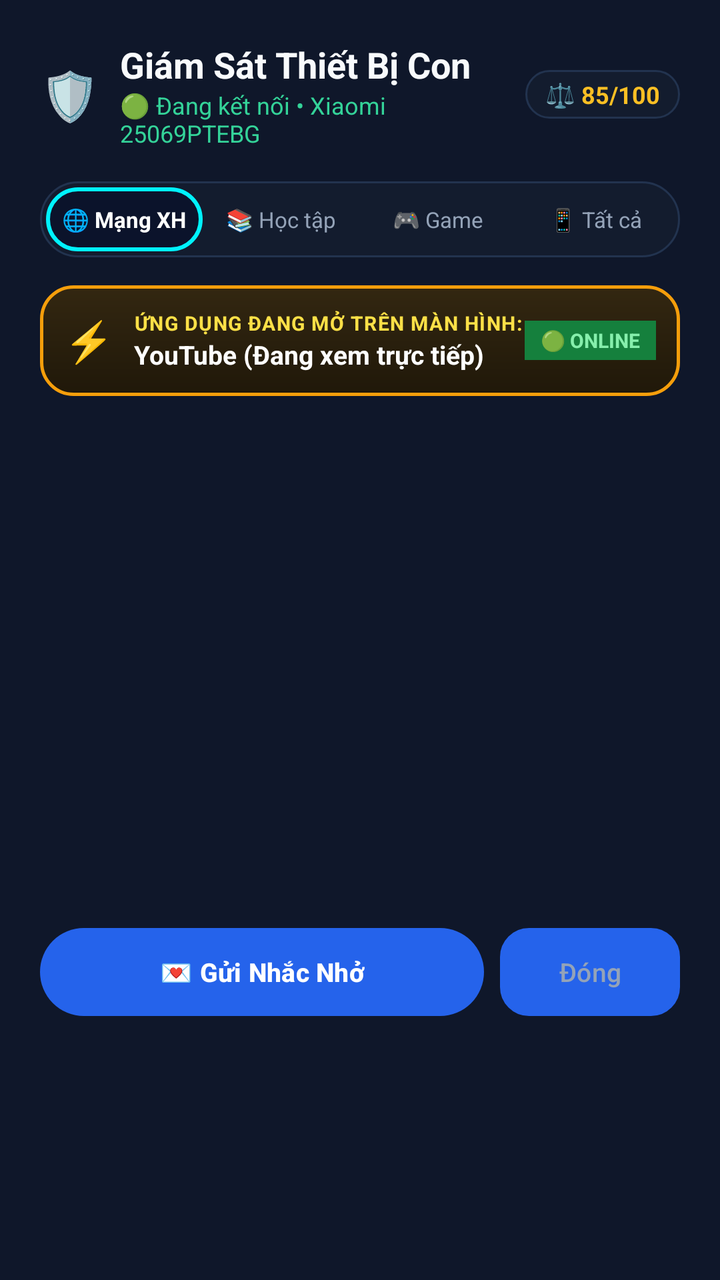
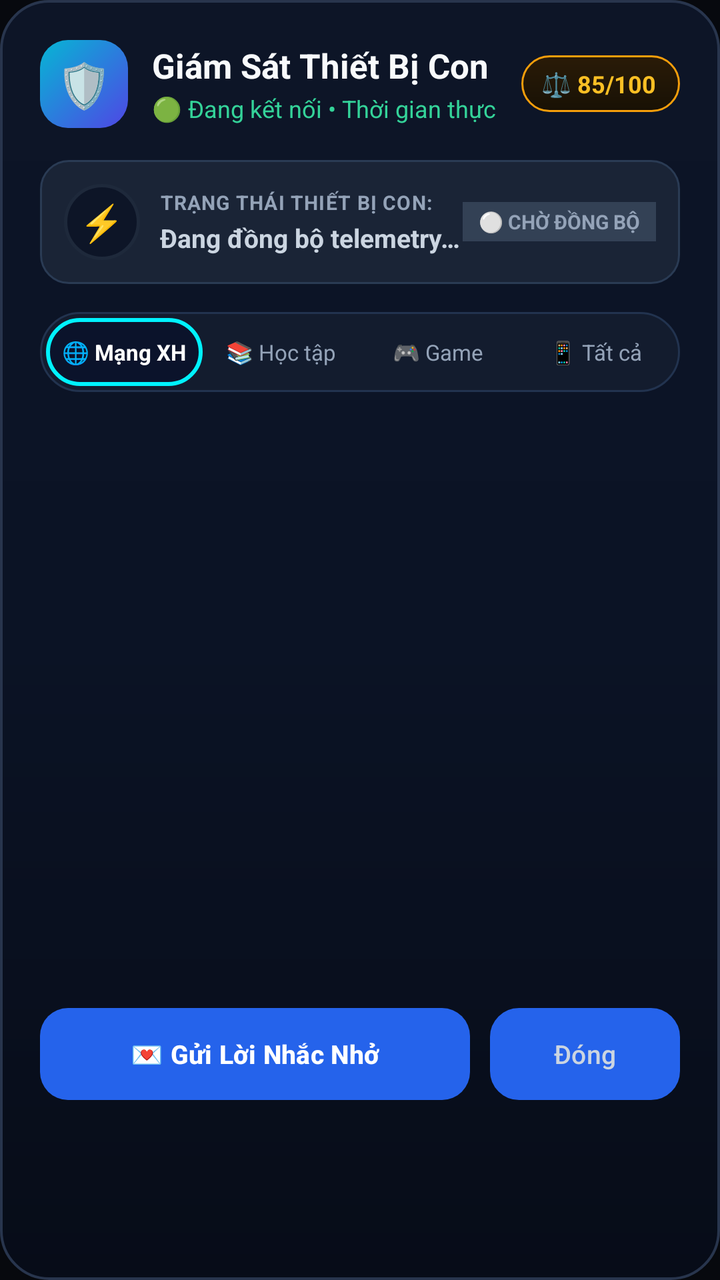

An Android layout rendered at two revisions. The XML below is the earlier revision; the diff shows what the commit changed to produce the second picture.
<!-- AndroidManifest.xml: application theme Theme.Material3.DayNight.NoActionBar -->
<!-- res/layout/dialog_child_companion.xml -->
<?xml version="1.0" encoding="utf-8"?>
<LinearLayout xmlns:android="http://schemas.android.com/apk/res/android"
    android:layout_width="match_parent"
    android:layout_height="wrap_content"
    android:orientation="vertical"
    android:background="#0F172A"
    android:padding="20dp">

    
    <LinearLayout
        android:layout_width="match_parent"
        android:layout_height="wrap_content"
        android:orientation="horizontal"
        android:gravity="center_vertical"
        android:layout_marginBottom="16dp">

        <TextView
            android:layout_width="wrap_content"
            android:layout_height="wrap_content"
            android:text="🛡️"
            android:textSize="24sp"
            android:layout_marginEnd="10dp" />

        <LinearLayout
            android:layout_width="0dp"
            android:layout_height="wrap_content"
            android:layout_weight="1"
            android:orientation="vertical">

            <TextView
                android:id="@+id/tvDialogChildTitle"
                android:layout_width="wrap_content"
                android:layout_height="wrap_content"
                android:text="Giám Sát Thiết Bị Con"
                android:textColor="#F8FAFC"
                android:textSize="18sp"
                android:textStyle="bold" />

            <TextView
                android:id="@+id/tvDialogChildSubtitle"
                android:layout_width="wrap_content"
                android:layout_height="wrap_content"
                android:text="🟢 Đang kết nối • Xiaomi 25069PTEBG"
                android:textColor="#34D399"
                android:textSize="12sp" />
        </LinearLayout>

        <TextView
            android:id="@+id/tvDialogBalanceScore"
            android:layout_width="wrap_content"
            android:layout_height="wrap_content"
            android:background="@drawable/bg_tab_container"
            android:paddingLeft="10dp"
            android:paddingRight="10dp"
            android:paddingTop="4dp"
            android:paddingBottom="4dp"
            android:text="⚖️ 85/100"
            android:textColor="#FBBF24"
            android:textSize="12sp"
            android:textStyle="bold" />
    </LinearLayout>

    
    <LinearLayout
        android:layout_width="match_parent"
        android:layout_height="38dp"
        android:background="@drawable/bg_tab_container"
        android:orientation="horizontal"
        android:padding="3dp"
        android:layout_marginBottom="14dp">

        <TextView
            android:id="@+id/tabDialogSocial"
            android:layout_width="0dp"
            android:layout_height="match_parent"
            android:layout_weight="1"
            android:background="@drawable/bg_tab_active"
            android:gravity="center"
            android:singleLine="true"
            android:ellipsize="end"
            android:text="🌐 Mạng XH"
            android:textColor="#FFFFFF"
            android:textSize="11sp"
            android:textStyle="bold"
            android:clickable="true"
            android:focusable="true" />

        <TextView
            android:id="@+id/tabDialogStudy"
            android:layout_width="0dp"
            android:layout_height="match_parent"
            android:layout_weight="1"
            android:background="@drawable/bg_tab_inactive"
            android:gravity="center"
            android:singleLine="true"
            android:ellipsize="end"
            android:text="📚 Học tập"
            android:textColor="#94A3B8"
            android:textSize="11sp"
            android:clickable="true"
            android:focusable="true" />

        <TextView
            android:id="@+id/tabDialogGame"
            android:layout_width="0dp"
            android:layout_height="match_parent"
            android:layout_weight="1"
            android:background="@drawable/bg_tab_inactive"
            android:gravity="center"
            android:singleLine="true"
            android:ellipsize="end"
            android:text="🎮 Game"
            android:textColor="#94A3B8"
            android:textSize="11sp"
            android:clickable="true"
            android:focusable="true" />

        <TextView
            android:id="@+id/tabDialogAll"
            android:layout_width="0dp"
            android:layout_height="match_parent"
            android:layout_weight="1"
            android:background="@drawable/bg_tab_inactive"
            android:gravity="center"
            android:singleLine="true"
            android:ellipsize="end"
            android:text="📱 Tất cả"
            android:textColor="#94A3B8"
            android:textSize="11sp"
            android:clickable="true"
            android:focusable="true" />
    </LinearLayout>

    
    <LinearLayout
        android:id="@+id/layoutDialogActiveAppBanner"
        android:layout_width="match_parent"
        android:layout_height="wrap_content"
        android:background="@drawable/bg_gold_card"
        android:orientation="horizontal"
        android:gravity="center_vertical"
        android:padding="12dp"
        android:layout_marginBottom="12dp">

        <TextView
            android:id="@+id/tvActiveAppIcon"
            android:layout_width="wrap_content"
            android:layout_height="wrap_content"
            android:text="⚡"
            android:textSize="20sp"
            android:layout_marginEnd="10dp" />

        <LinearLayout
            android:layout_width="0dp"
            android:layout_height="wrap_content"
            android:layout_weight="1"
            android:orientation="vertical">

            <TextView
                android:id="@+id/tvActiveAppTitle"
                android:layout_width="wrap_content"
                android:layout_height="wrap_content"
                android:text="ỨNG DỤNG ĐANG MỞ TRÊN MÀN HÌNH:"
                android:textColor="#FDE047"
                android:textSize="10sp"
                android:textStyle="bold"
                android:letterSpacing="0.05" />

            <TextView
                android:id="@+id/tvActiveAppName"
                android:layout_width="wrap_content"
                android:layout_height="wrap_content"
                android:text="YouTube (Đang xem trực tiếp)"
                android:textColor="#FFFFFF"
                android:textSize="13sp"
                android:textStyle="bold" />
        </LinearLayout>

        <TextView
            android:id="@+id/tvActiveAppLiveBadge"
            android:layout_width="wrap_content"
            android:layout_height="wrap_content"
            android:background="#15803D"
            android:textColor="#86EFAC"
            android:textSize="10sp"
            android:textStyle="bold"
            android:paddingLeft="8dp"
            android:paddingRight="8dp"
            android:paddingTop="3dp"
            android:paddingBottom="3dp"
            android:text="🟢 ONLINE" />
    </LinearLayout>

    
    <ScrollView
        android:layout_width="match_parent"
        android:layout_height="240dp"
        android:fillViewport="true"
        android:scrollbars="vertical"
        android:layout_marginBottom="14dp">

        <LinearLayout
            android:layout_width="match_parent"
            android:layout_height="wrap_content"
            android:orientation="vertical">

            <LinearLayout
                android:id="@+id/layoutDialogAppListContainer"
                android:layout_width="match_parent"
                android:layout_height="wrap_content"
                android:orientation="vertical" />

            
            <LinearLayout
                android:id="@+id/layoutDialogEmptyState"
                android:layout_width="match_parent"
                android:layout_height="wrap_content"
                android:orientation="vertical"
                android:gravity="center"
                android:paddingTop="32dp"
                android:paddingBottom="32dp"
                android:paddingLeft="16dp"
                android:paddingRight="16dp"
                android:visibility="gone">

                <TextView
                    android:id="@+id/tvDialogEmptyIcon"
                    android:layout_width="wrap_content"
                    android:layout_height="wrap_content"
                    android:text="☕"
                    android:textSize="36sp"
                    android:layout_marginBottom="8dp" />

                <TextView
                    android:id="@+id/tvDialogEmptyTitle"
                    android:layout_width="wrap_content"
                    android:layout_height="wrap_content"
                    android:text="Chưa có hoạt động trong nhóm này"
                    android:textColor="#F8FAFC"
                    android:textSize="13sp"
                    android:textStyle="bold"
                    android:gravity="center"
                    android:layout_marginBottom="4dp" />

                <TextView
                    android:id="@+id/tvDialogEmptyDesc"
                    android:layout_width="wrap_content"
                    android:layout_height="wrap_content"
                    android:text="Thiết bị con chưa mở ứng dụng thuộc danh mục này hôm nay."
                    android:textColor="#94A3B8"
                    android:textSize="11sp"
                    android:gravity="center"
                    android:layout_marginBottom="12dp" />

                <TextView
                    android:id="@+id/btnDialogViewAllApps"
                    android:layout_width="wrap_content"
                    android:layout_height="wrap_content"
                    android:background="@drawable/bg_tab_container"
                    android:paddingLeft="14dp"
                    android:paddingRight="14dp"
                    android:paddingTop="6dp"
                    android:paddingBottom="6dp"
                    android:text="📱 Xem tất cả ứng dụng"
                    android:textColor="#38BDF8"
                    android:textSize="11sp"
                    android:textStyle="bold"
                    android:clickable="true"
                    android:focusable="true" />
            </LinearLayout>
        </LinearLayout>
    </ScrollView>

    
    <LinearLayout
        android:layout_width="match_parent"
        android:layout_height="wrap_content"
        android:orientation="horizontal">

        <Button
            android:id="@+id/btnDialogSendMessage"
            android:layout_width="0dp"
            android:layout_height="44dp"
            android:layout_weight="1"
            android:background="@drawable/bg_pill_button"
            android:text="💌 Gửi Nhắc Nhở"
            android:textColor="#FFFFFF"
            android:textSize="13sp"
            android:textStyle="bold"
            android:layout_marginEnd="8dp" />

        <Button
            android:id="@+id/btnDialogClose"
            android:layout_width="90dp"
            android:layout_height="44dp"
            android:background="@drawable/bg_device_card"
            android:text="Đóng"
            android:textColor="#94A3B8"
            android:textSize="13sp" />
    </LinearLayout>
</LinearLayout>
<!-- resources referenced by this layout -->
<resources>
  <!-- drawable bg_device_card (drawable) -->
  <?xml version="1.0" encoding="utf-8"?>
  <shape xmlns:android="http://schemas.android.com/apk/res/android"
      android:shape="rectangle">
      <solid android:color="#1A2436" />
      <stroke android:width="1dp" android:color="#2A3B54" />
      <corners android:radius="14dp" />
  </shape>
  <!-- drawable bg_gold_card (drawable) -->
  <?xml version="1.0" encoding="utf-8"?>
  <shape xmlns:android="http://schemas.android.com/apk/res/android"
      android:shape="rectangle">
      <gradient
          android:startColor="#332711"
          android:endColor="#201809"
          android:angle="270" />
      <stroke android:width="1.5dp" android:color="#F59E0B" />
      <corners android:radius="16dp" />
  </shape>
  <!-- drawable bg_pill_button (drawable) -->
  <?xml version="1.0" encoding="utf-8"?>
  <ripple xmlns:android="http://schemas.android.com/apk/res/android"
      android:color="#E0F2FE">
      <item>
          <shape android:shape="rectangle">
              <gradient
                  android:startColor="#0284C7"
                  android:endColor="#2563EB"
                  android:angle="0" />
              <corners android:radius="26dp" />
          </shape>
      </item>
  </ripple>
  <!-- drawable bg_tab_active (drawable) -->
  <?xml version="1.0" encoding="utf-8"?>
  <shape xmlns:android="http://schemas.android.com/apk/res/android"
      android:shape="rectangle">
      <solid android:color="#0B132B" />
      <stroke android:width="2dp" android:color="#00F2FE" />
      <corners android:radius="24dp" />
  </shape>
  <!-- drawable bg_tab_container (drawable) -->
  <?xml version="1.0" encoding="utf-8"?>
  <shape xmlns:android="http://schemas.android.com/apk/res/android"
      android:shape="rectangle">
      <solid android:color="#131C2E" />
      <stroke android:width="1dp" android:color="#22334F" />
      <corners android:radius="24dp" />
  </shape>
  <!-- drawable bg_tab_inactive (drawable) -->
  <?xml version="1.0" encoding="utf-8"?>
  <shape xmlns:android="http://schemas.android.com/apk/res/android"
      android:shape="rectangle">
      <solid android:color="@android:color/transparent" />
      <corners android:radius="20dp" />
  </shape>
  <color name="primary">#2563EB</color>
  <color name="on_primary">#FFFFFF</color>
  <color name="background">#07090E</color>
  <!-- unchanged entries left out for length: 1 -->
</resources>

<!-- the commit's change to res/layout/dialog_child_companion.xml (unified diff, before → after) -->
@@ -3,7 +3,7 @@
     android:layout_width="match_parent"
     android:layout_height="wrap_content"
     android:orientation="vertical"
-    android:background="#0F172A"
+    android:background="@drawable/bg_dialog_modern"
     android:padding="20dp">
 
     
@@ -14,13 +14,22 @@
         android:gravity="center_vertical"
         android:layout_marginBottom="16dp">
 
-        <TextView
-            android:layout_width="wrap_content"
-            android:layout_height="wrap_content"
-            android:text="🛡️"
-            android:textSize="24sp"
-            android:layout_marginEnd="10dp" />
-
+        
+        <FrameLayout
+            android:layout_width="44dp"
+            android:layout_height="44dp"
+            android:background="@drawable/bg_avatar_squircle"
+            android:layout_marginEnd="12dp">
+
+            <TextView
+                android:layout_width="wrap_content"
+                android:layout_height="wrap_content"
+                android:layout_gravity="center"
+                android:text="🛡️"
+                android:textSize="22sp" />
+        </FrameLayout>
+
+        
         <LinearLayout
             android:layout_width="0dp"
             android:layout_height="wrap_content"
@@ -33,41 +42,123 @@
                 android:layout_height="wrap_content"
                 android:text="Giám Sát Thiết Bị Con"
                 android:textColor="#F8FAFC"
-                android:textSize="18sp"
+                android:textSize="17sp"
+                android:textStyle="bold"
+                android:singleLine="true"
+                android:ellipsize="end" />
+
+            <TextView
+                android:id="@+id/tvDialogChildSubtitle"
+                android:layout_width="wrap_content"
+                android:layout_height="wrap_content"
+                android:text="🟢 Đang kết nối • Thời gian thực"
+                android:textColor="#34D399"
+                android:textSize="12sp"
+                android:layout_marginTop="2dp" />
+        </LinearLayout>
+
+        
+        <LinearLayout
+            android:id="@+id/layoutDialogBalanceContainer"
+            android:layout_width="wrap_content"
+            android:layout_height="wrap_content"
+            android:background="@drawable/bg_score_pill"
+            android:orientation="horizontal"
+            android:gravity="center_vertical"
+            android:paddingLeft="10dp"
+            android:paddingRight="12dp"
+            android:paddingTop="6dp"
+            android:paddingBottom="6dp">
+
+            <TextView
+                android:id="@+id/tvDialogBalanceScore"
+                android:layout_width="wrap_content"
+                android:layout_height="wrap_content"
+                android:text="⚖️ 85/100"
+                android:textColor="#FBBF24"
+                android:textSize="12sp"
                 android:textStyle="bold" />
-
-            <TextView
-                android:id="@+id/tvDialogChildSubtitle"
-                android:layout_width="wrap_content"
-                android:layout_height="wrap_content"
-                android:text="🟢 Đang kết nối • Xiaomi 25069PTEBG"
-                android:textColor="#34D399"
-                android:textSize="12sp" />
         </LinearLayout>
-
-        <TextView
-            android:id="@+id/tvDialogBalanceScore"
+    </LinearLayout>
+
+    
+    <LinearLayout
+        android:id="@+id/layoutDialogActiveAppBanner"
+        android:layout_width="match_parent"
+        android:layout_height="wrap_content"
+        android:background="@drawable/bg_device_card"
+        android:orientation="horizontal"
+        android:gravity="center_vertical"
+        android:padding="12dp"
+        android:layout_marginBottom="14dp">
+
+        <FrameLayout
+            android:layout_width="38dp"
+            android:layout_height="38dp"
+            android:background="@drawable/bg_glass_card"
+            android:layout_marginEnd="10dp">
+
+            <TextView
+                android:id="@+id/tvActiveAppIcon"
+                android:layout_width="wrap_content"
+                android:layout_height="wrap_content"
+                android:layout_gravity="center"
+                android:text="⚡"
+                android:textSize="18sp" />
+        </FrameLayout>
+
+        <LinearLayout
+            android:layout_width="0dp"
+            android:layout_height="wrap_content"
+            android:layout_weight="1"
+            android:orientation="vertical">
+
+            <TextView
+                android:id="@+id/tvActiveAppTitle"
+                android:layout_width="wrap_content"
+                android:layout_height="wrap_content"
+                android:text="TRẠNG THÁI THIẾT BỊ CON:"
+                android:textColor="#94A3B8"
+                android:textSize="10sp"
+                android:textStyle="bold"
+                android:letterSpacing="0.04" />
+
+            <TextView
+                android:id="@+id/tvActiveAppName"
+                android:layout_width="wrap_content"
+                android:layout_height="wrap_content"
+                android:text="Đang đồng bộ telemetry từ thiết bị con..."
+                android:textColor="#CBD5E1"
+                android:textSize="13sp"
+                android:textStyle="bold"
+                android:layout_marginTop="2dp"
+                android:singleLine="true"
+                android:ellipsize="end" />
+        </LinearLayout>
+
+        <TextView
+            android:id="@+id/tvActiveAppLiveBadge"
             android:layout_width="wrap_content"
             android:layout_height="wrap_content"
-            android:background="@drawable/bg_tab_container"
-            android:paddingLeft="10dp"
-            android:paddingRight="10dp"
-            android:paddingTop="4dp"
-            android:paddingBottom="4dp"
-            android:text="⚖️ 85/100"
-            android:textColor="#FBBF24"
-            android:textSize="12sp"
-            android:textStyle="bold" />
+            android:background="#334155"
+            android:textColor="#94A3B8"
+            android:textSize="10sp"
+            android:textStyle="bold"
+            android:paddingLeft="8dp"
+            android:paddingRight="8dp"
+            android:paddingTop="3dp"
+            android:paddingBottom="3dp"
+            android:text="⚪ CHỜ ĐỒNG BỘ" />
     </LinearLayout>
 
     
     <LinearLayout
         android:layout_width="match_parent"
-        android:layout_height="38dp"
+        android:layout_height="40dp"
         android:background="@drawable/bg_tab_container"
         android:orientation="horizontal"
         android:padding="3dp"
-        android:layout_marginBottom="14dp">
+        android:layout_marginBottom="12dp">
 
         <TextView
             android:id="@+id/tabDialogSocial"
@@ -132,72 +223,12 @@
     </LinearLayout>
 
     
-    <LinearLayout
-        android:id="@+id/layoutDialogActiveAppBanner"
-        android:layout_width="match_parent"
-        android:layout_height="wrap_content"
-        android:background="@drawable/bg_gold_card"
-        android:orientation="horizontal"
-        android:gravity="center_vertical"
-        android:padding="12dp"
-        android:layout_marginBottom="12dp">
-
-        <TextView
-            android:id="@+id/tvActiveAppIcon"
-            android:layout_width="wrap_content"
-            android:layout_height="wrap_content"
-            android:text="⚡"
-            android:textSize="20sp"
-            android:layout_marginEnd="10dp" />
-
-        <LinearLayout
-            android:layout_width="0dp"
-            android:layout_height="wrap_content"
-            android:layout_weight="1"
-            android:orientation="vertical">
-
-            <TextView
-                android:id="@+id/tvActiveAppTitle"
-                android:layout_width="wrap_content"
-                android:layout_height="wrap_content"
-                android:text="ỨNG DỤNG ĐANG MỞ TRÊN MÀN HÌNH:"
-                android:textColor="#FDE047"
-                android:textSize="10sp"
-                android:textStyle="bold"
-                android:letterSpacing="0.05" />
-
-            <TextView
-                android:id="@+id/tvActiveAppName"
-                android:layout_width="wrap_content"
-                android:layout_height="wrap_content"
-                android:text="YouTube (Đang xem trực tiếp)"
-                android:textColor="#FFFFFF"
-                android:textSize="13sp"
-                android:textStyle="bold" />
-        </LinearLayout>
-
-        <TextView
-            android:id="@+id/tvActiveAppLiveBadge"
-            android:layout_width="wrap_content"
-            android:layout_height="wrap_content"
-            android:background="#15803D"
-            android:textColor="#86EFAC"
-            android:textSize="10sp"
-            android:textStyle="bold"
-            android:paddingLeft="8dp"
-            android:paddingRight="8dp"
-            android:paddingTop="3dp"
-            android:paddingBottom="3dp"
-            android:text="🟢 ONLINE" />
-    </LinearLayout>
-
-    
     <ScrollView
         android:layout_width="match_parent"
-        android:layout_height="240dp"
+        android:layout_height="280dp"
         android:fillViewport="true"
-        android:scrollbars="vertical"
-        android:layout_marginBottom="14dp">
+        android:scrollbars="none"
+        android:layout_marginBottom="16dp">
 
         <LinearLayout
             android:layout_width="match_parent"
@@ -217,8 +248,9 @@
                 android:layout_height="wrap_content"
                 android:orientation="vertical"
                 android:gravity="center"
-                android:paddingTop="32dp"
-                android:paddingBottom="32dp"
+                android:background="@drawable/bg_device_card"
+                android:paddingTop="24dp"
+                android:paddingBottom="24dp"
                 android:paddingLeft="16dp"
                 android:paddingRight="16dp"
                 android:visibility="gone">
@@ -228,7 +260,7 @@
                     android:layout_width="wrap_content"
                     android:layout_height="wrap_content"
                     android:text="☕"
-                    android:textSize="36sp"
+                    android:textSize="32sp"
                     android:layout_marginBottom="8dp" />
 
                 <TextView
@@ -261,7 +293,7 @@
                     android:paddingRight="14dp"
                     android:paddingTop="6dp"
                     android:paddingBottom="6dp"
-                    android:text="📱 Xem tất cả ứng dụng"
+                    android:text="📱 Khám phá tất cả ứng dụng"
                     android:textColor="#38BDF8"
                     android:textSize="11sp"
                     android:textStyle="bold"
@@ -275,27 +307,28 @@
     <LinearLayout
         android:layout_width="match_parent"
         android:layout_height="wrap_content"
-        android:orientation="horizontal">
+        android:orientation="horizontal"
+        android:gravity="center_vertical">
 
         <Button
             android:id="@+id/btnDialogSendMessage"
             android:layout_width="0dp"
-            android:layout_height="44dp"
-            android:layout_weight="1"
-            android:background="@drawable/bg_pill_button"
-            android:text="💌 Gửi Nhắc Nhở"
+            android:layout_height="46dp"
+            android:layout_weight="1"
+            android:background="@drawable/bg_btn_primary_modern"
+            android:text="💌 Gửi Lời Nhắc Nhở"
             android:textColor="#FFFFFF"
             android:textSize="13sp"
             android:textStyle="bold"
-            android:layout_marginEnd="8dp" />
+            android:layout_marginEnd="10dp" />
 
         <Button
             android:id="@+id/btnDialogClose"
-            android:layout_width="90dp"
-            android:layout_height="44dp"
-            android:background="@drawable/bg_device_card"
+            android:layout_width="95dp"
+            android:layout_height="46dp"
+            android:background="@drawable/bg_btn_secondary_modern"
             android:text="Đóng"
-            android:textColor="#94A3B8"
+            android:textColor="#CBD5E1"
             android:textSize="13sp" />
     </LinearLayout>
 </LinearLayout>
<!-- resource entries referenced after the edit -->
@@ -1,5 +1,41 @@
 <!-- resources referenced by this layout -->
 <resources>
+  <!-- drawable bg_avatar_squircle (drawable) -->
+  <?xml version="1.0" encoding="utf-8"?>
+  <shape xmlns:android="http://schemas.android.com/apk/res/android"
+      android:shape="rectangle">
+      <gradient
+          android:startColor="#4F46E5"
+          android:endColor="#06B6D4"
+          android:angle="135" />
+      <corners android:radius="14dp" />
+  </shape>
+  <!-- drawable bg_btn_primary_modern (drawable) -->
+  <?xml version="1.0" encoding="utf-8"?>
+  <ripple xmlns:android="http://schemas.android.com/apk/res/android"
+      android:color="#40FFFFFF">
+      <item>
+          <shape android:shape="rectangle">
+              <gradient
+                  android:startColor="#0284C7"
+                  android:endColor="#2563EB"
+                  android:angle="45" />
+              <corners android:radius="14dp" />
+          </shape>
+      </item>
+  </ripple>
+  <!-- drawable bg_btn_secondary_modern (drawable) -->
+  <?xml version="1.0" encoding="utf-8"?>
+  <ripple xmlns:android="http://schemas.android.com/apk/res/android"
+      android:color="#20FFFFFF">
+      <item>
+          <shape android:shape="rectangle">
+              <solid android:color="#1A2436" />
+              <stroke android:width="1dp" android:color="#334155" />
+              <corners android:radius="14dp" />
+          </shape>
+      </item>
+  </ripple>
   <!-- drawable bg_device_card (drawable) -->
   <?xml version="1.0" encoding="utf-8"?>
   <shape xmlns:android="http://schemas.android.com/apk/res/android"
@@ -8,31 +44,37 @@
       <stroke android:width="1dp" android:color="#2A3B54" />
       <corners android:radius="14dp" />
   </shape>
-  <!-- drawable bg_gold_card (drawable) -->
+  <!-- drawable bg_dialog_modern (drawable) -->
   <?xml version="1.0" encoding="utf-8"?>
   <shape xmlns:android="http://schemas.android.com/apk/res/android"
       android:shape="rectangle">
       <gradient
-          android:startColor="#332711"
-          android:endColor="#201809"
+          android:startColor="#0D1527"
+          android:centerColor="#0B1325"
+          android:endColor="#070C18"
           android:angle="270" />
-      <stroke android:width="1.5dp" android:color="#F59E0B" />
-      <corners android:radius="16dp" />
+      <stroke android:width="1.2dp" android:color="#28354D" />
+      <corners android:radius="24dp" />
   </shape>
-  <!-- drawable bg_pill_button (drawable) -->
+  <!-- drawable bg_glass_card (drawable) -->
   <?xml version="1.0" encoding="utf-8"?>
-  <ripple xmlns:android="http://schemas.android.com/apk/res/android"
-      android:color="#E0F2FE">
-      <item>
-          <shape android:shape="rectangle">
-              <gradient
-                  android:startColor="#0284C7"
-                  android:endColor="#2563EB"
-                  android:angle="0" />
-              <corners android:radius="26dp" />
-          </shape>
-      </item>
-  </ripple>
+  <shape xmlns:android="http://schemas.android.com/apk/res/android"
+      android:shape="rectangle">
+      <solid android:color="#0D1527" />
+      <stroke android:width="1.5dp" android:color="#1E293B" />
+      <corners android:radius="20dp" />
+  </shape>
+  <!-- drawable bg_score_pill (drawable) -->
+  <?xml version="1.0" encoding="utf-8"?>
+  <shape xmlns:android="http://schemas.android.com/apk/res/android"
+      android:shape="rectangle">
+      <gradient
+          android:startColor="#2A1B07"
+          android:endColor="#181105"
+          android:angle="270" />
+      <stroke android:width="1dp" android:color="#F59E0B" />
+      <corners android:radius="20dp" />
+  </shape>
   <!-- drawable bg_tab_active (drawable) -->
   <?xml version="1.0" encoding="utf-8"?>
   <shape xmlns:android="http://schemas.android.com/apk/res/android"
